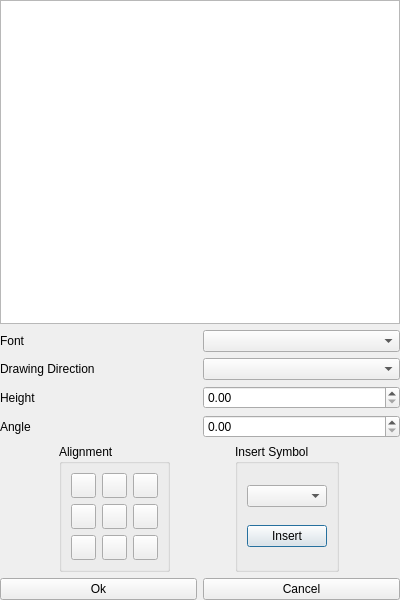
This is lcUI/dialogs/textdialog.ui in LibreCAD/LibreCAD_3 as Qt 5 draws it before an edit. The edited form follows.
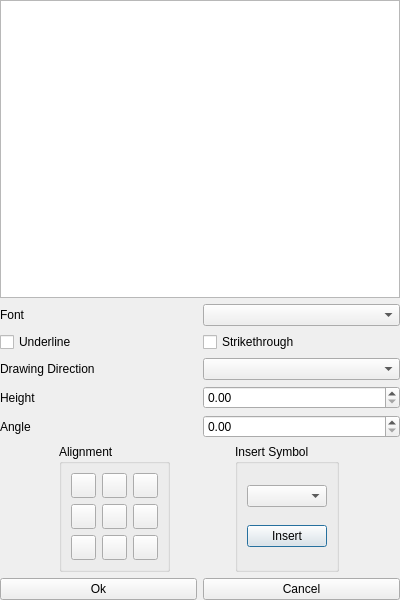
This is the edited form. Icons and pictures are not drawn.

Commit message: Added underline and strikethrough for text

What changed in the file:
```diff
--- a/lcUI/dialogs/textdialog.ui
+++ b/lcUI/dialogs/textdialog.ui
@@ -52,6 +52,24 @@
                         </item>
                     </layout>
                 </item>
+                <item>
+                    <layout class="QHBoxLayout" name="horizontalLayout_9">
+                        <item>
+                            <widget class="QCheckBox" name="checkBox_2">
+                                <property name="text">
+                                    <string>Underline</string>
+                                </property>
+                            </widget>
+                        </item>
+                        <item>
+                            <widget class="QCheckBox" name="checkBox">
+                                <property name="text">
+                                    <string>Strikethrough</string>
+                                </property>
+                            </widget>
+                        </item>
+                    </layout>
+                </item>
                 <item>
                     <layout class="QHBoxLayout" name="horizontalLayout">
                         <item>
```
The commit also changes 8 other files.
